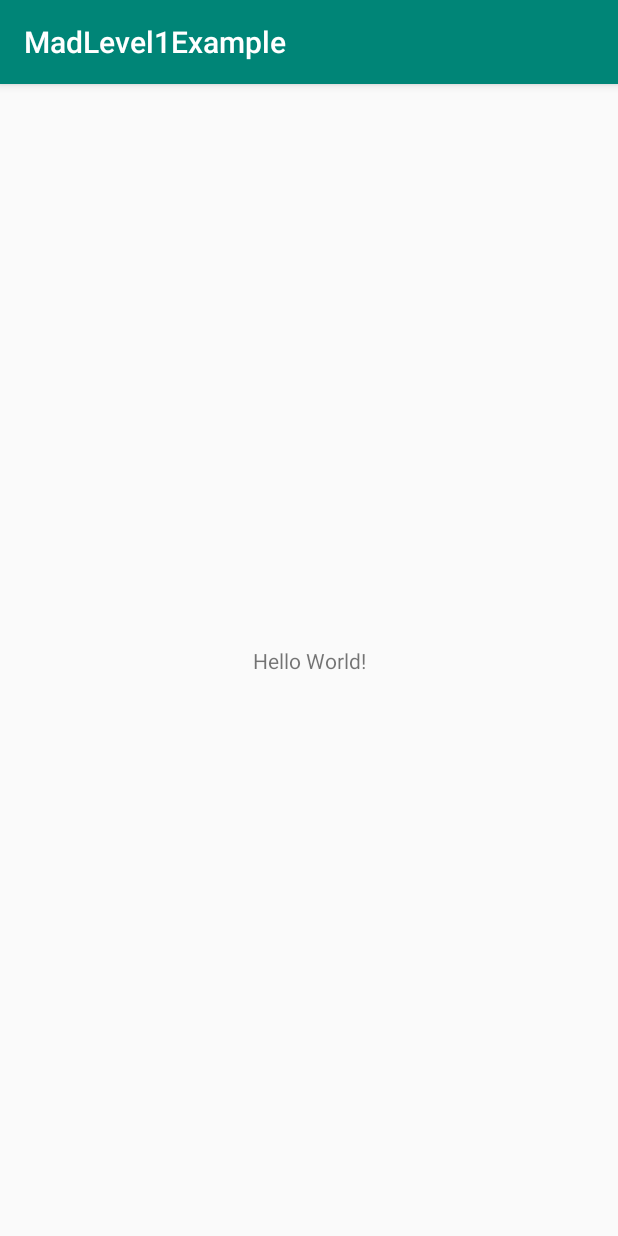
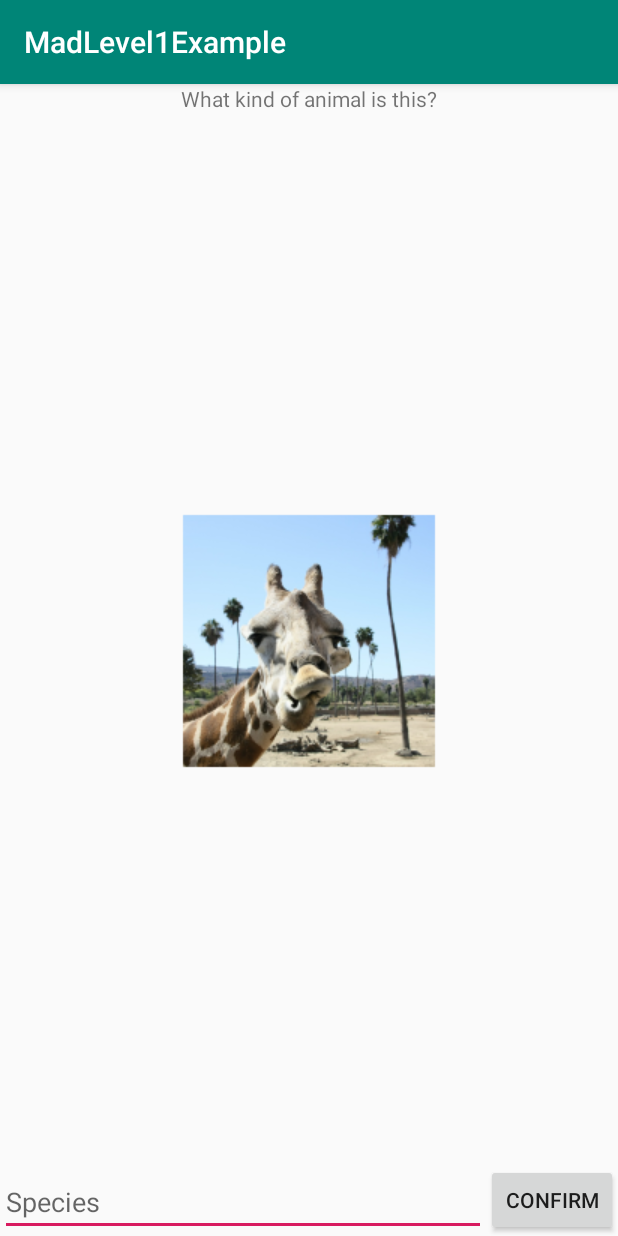
Before and after one commit to martijnstok/mobile-development, an Android app: the screen it shows after launch (MainActivity), on a phone screen of 412 x 824 dp. Run offline under Robolectric (Android 15) with nearby library versions, the phone set to English and light mode, and no system bars.

Commit message:
setup layout

```diff
--- a/MadLevel1Example/app/src/main/res/layout/activity_main.xml
+++ b/MadLevel1Example/app/src/main/res/layout/activity_main.xml
@@ -7,12 +7,40 @@
     tools:context=".MainActivity">
 
     <TextView
+        android:id="@+id/textView"
         android:layout_width="wrap_content"
         android:layout_height="wrap_content"
-        android:text="Hello World!"
-        app:layout_constraintBottom_toBottomOf="parent"
-        app:layout_constraintLeft_toLeftOf="parent"
-        app:layout_constraintRight_toRightOf="parent"
+        android:text="@string/app_title"
+        app:layout_constraintEnd_toEndOf="parent"
+        app:layout_constraintStart_toStartOf="parent"
         app:layout_constraintTop_toTopOf="parent" />
 
+    <ImageView
+        android:id="@+id/imageView"
+        android:layout_width="wrap_content"
+        android:layout_height="wrap_content"
+        app:layout_constraintBottom_toTopOf="@+id/etAnswer"
+        app:layout_constraintEnd_toEndOf="parent"
+        app:layout_constraintStart_toStartOf="parent"
+        app:layout_constraintTop_toBottomOf="@+id/textView"
+        app:srcCompat="@drawable/image1" />
+
+    <EditText
+        android:id="@+id/etAnswer"
+        android:layout_width="0dp"
+        android:layout_height="wrap_content"
+        android:ems="10"
+        android:hint="@string/hint_text_input"
+        android:inputType="textPersonName"
+        app:layout_constraintBottom_toBottomOf="parent"
+        app:layout_constraintEnd_toStartOf="@+id/btnConfirm"
+        app:layout_constraintStart_toStartOf="parent" />
+
+    <Button
+        android:id="@+id/btnConfirm"
+        android:layout_width="wrap_content"
+        android:layout_height="wrap_content"
+        android:text="@string/button_text"
+        app:layout_constraintBottom_toBottomOf="parent"
+        app:layout_constraintEnd_toEndOf="parent" />
 </androidx.constraintlayout.widget.ConstraintLayout>
--- a/MadLevel1Example/app/src/main/res/values/strings.xml
+++ b/MadLevel1Example/app/src/main/res/values/strings.xml
@@ -1,3 +1,9 @@
 <resources>
     <string name="app_name">MadLevel1Example</string>
+    <string name="app_title">What kind of animal is this?</string>
+    <string name="hint_text_input">Species</string>
+    <string name="button_text">Confirm</string>
+    <string name="giraffe">Giraffe</string>
+    <string name="correct">Correct!</string>
+    <string name="incorrect">Incorrect, the correct answer is Giraffe!</string>
 </resources>
```
Also changed, not shown: MadLevel1Example/app/src/main/res/drawable/image1.png (added).
